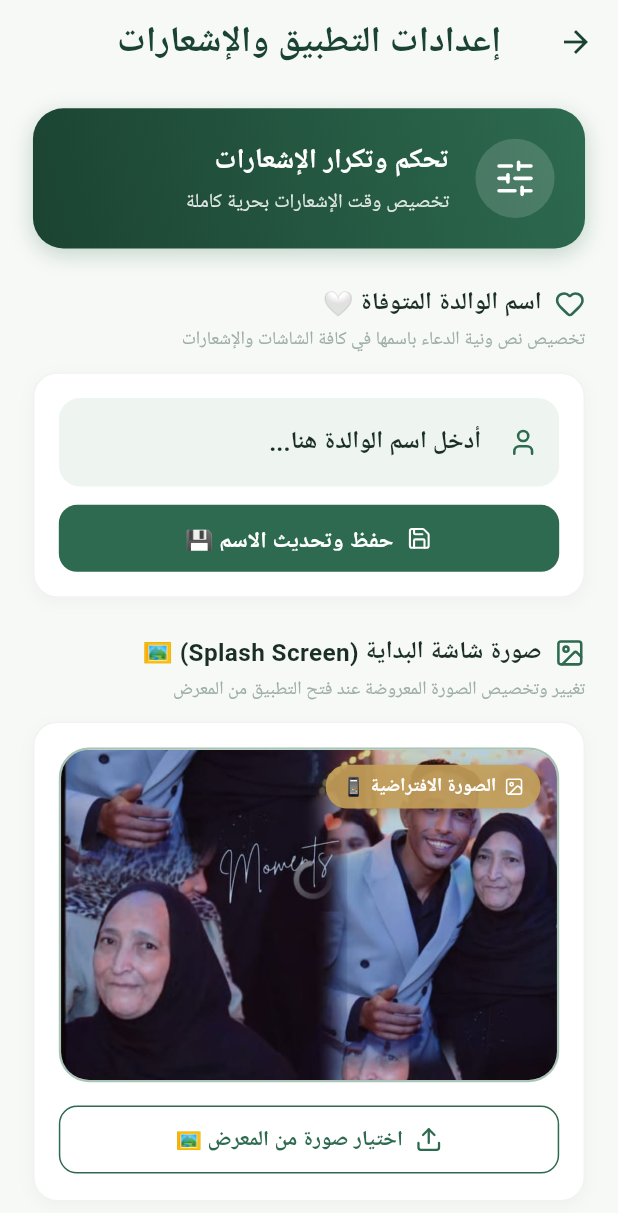
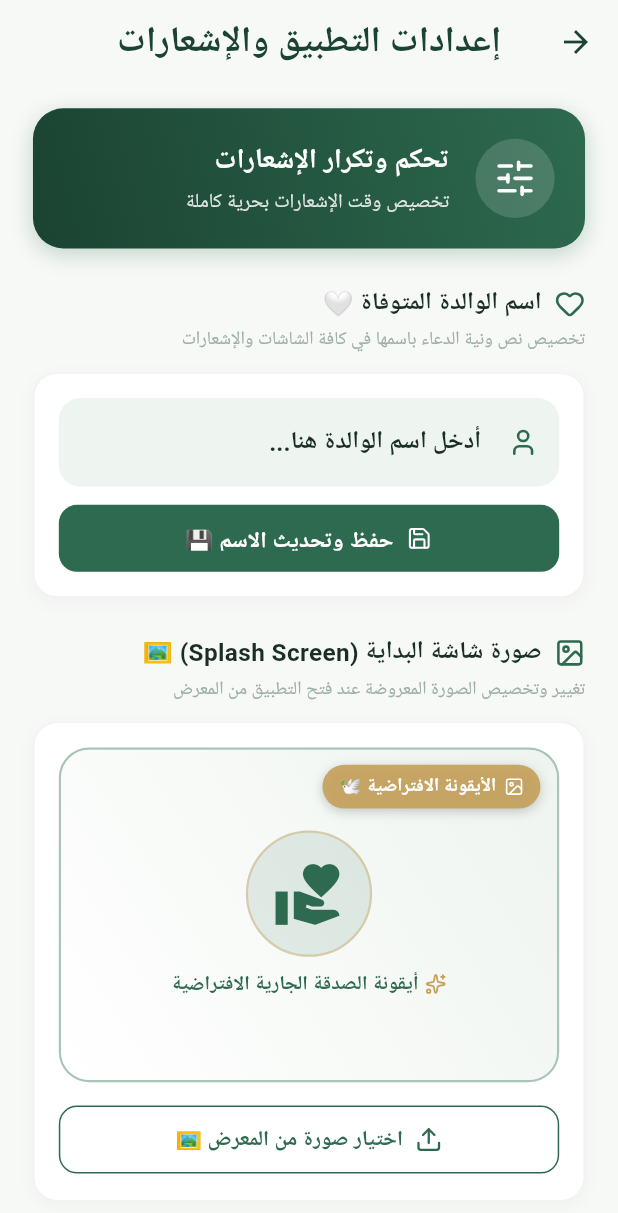
Before and after one commit to MohamedRefky/athkar_alarms, a Flutter app: the SettingsScreen screen opened directly, on a phone screen of 412 x 824 dp. Shown: the top 1213 px of the screen. Run offline on Flutter 3.47's test engine with Material 3 defaults, Android fonts, the phone set to English and light mode, and no system bars; our stand-ins replace audioplayers, equatable, file_picker, flutter_bloc, flutter_local_notifications, flutter_screenutil and 6 more; accounts and stored records are empty; Roboto replaces fonts that are missing (Zain).

Commit message:
feat: implement settings and splash screens with notification permission management

```diff
--- a/lib/screens/settings_screen.dart
+++ b/lib/screens/settings_screen.dart
@@ -625,12 +625,75 @@ class _SettingsScreenState extends State<SettingsScreen> {
                                               height: double.infinity,
                                               filterQuality: FilterQuality.high,
                                             )
-                                          : Image.asset(
-                                              'assets/image/image.jpeg',
-                                              fit: BoxFit.cover,
+                                          : Container(
                                               width: double.infinity,
                                               height: double.infinity,
-                                              filterQuality: FilterQuality.high,
+                                              decoration: BoxDecoration(
+                                                gradient: LinearGradient(
+                                                  colors: isDark
+                                                      ? [
+                                                          const Color(0xFF1B382B),
+                                                          AppColors.darkSurface
+                                                        ]
+                                                      : [
+                                                          AppColors.surfaceVariant,
+                                                          Colors.white
+                                                        ],
+                                                  begin: Alignment.topRight,
+                                                  end: Alignment.bottomLeft,
+                                                ),
+                                              ),
+                                              child: Column(
+                                                mainAxisAlignment:
+                                                    MainAxisAlignment.center,
+                                                children: [
+                                                  Container(
+                                                    padding:
+                                                        EdgeInsets.all(16.r),
+                                                    decoration: BoxDecoration(
+                                                      shape: BoxShape.circle,
+                                                      color: AppColors.primary
+                                                          .withValues(
+                                                              alpha: 0.12),
+                                                      border: Border.all(
+                                                        color: AppColors.accentGold
+                                                            .withValues(
+                                                                alpha: 0.4),
+                                                        width: 1.5,
+                                                      ),
+                                                    ),
+                                                    child: Icon(
+                                                      Icons.volunteer_activism,
+                                                      size: 48.r,
+                                                      color: AppColors.primary,
+                                                    ),
+                                                  ),
+                                                  SizedBox(height: 8.h),
+                                                  Row(
+                                                    mainAxisSize:
+                                                        MainAxisSize.min,
+                                                    children: [
+                                                      Icon(
+                                                        LucideIcons.sparkles,
+                                                        size: 14.r,
+                                                        color: AppColors
+                                                            .accentGold,
+                                                      ),
+                                                      SizedBox(width: 4.w),
+                                                      Text(
+                                                        'أيقونة الصدقة الجارية الافتراضية',
+                                                        style: TextStyle(
+                                                          fontSize: 13.sp,
+                                                          fontWeight:
+                                                              FontWeight.bold,
+                                                          color:
+                                                              AppColors.primary,
+                                                        ),
+                                                      ),
+                                                    ],
+                                                  ),
+                                                ],
+                                              ),
                                             ),
                                     ),
                                     // Status Badge Overlay
@@ -670,7 +733,7 @@ class _SettingsScreenState extends State<SettingsScreen> {
                                             Text(
                                               hasCustomFile
                                                   ? 'صورة مخصصة ✨'
-                                                  : 'الصورة الافتراضية 📱',
+                                                  : 'الأيقونة الافتراضية 🕊️',
                                               style: TextStyle(
                                                 fontSize: 12.sp,
                                                 fontWeight: FontWeight.bold,
```
Also changed, not shown: lib/screens/splash_screen.dart (+30 -10 lines).
